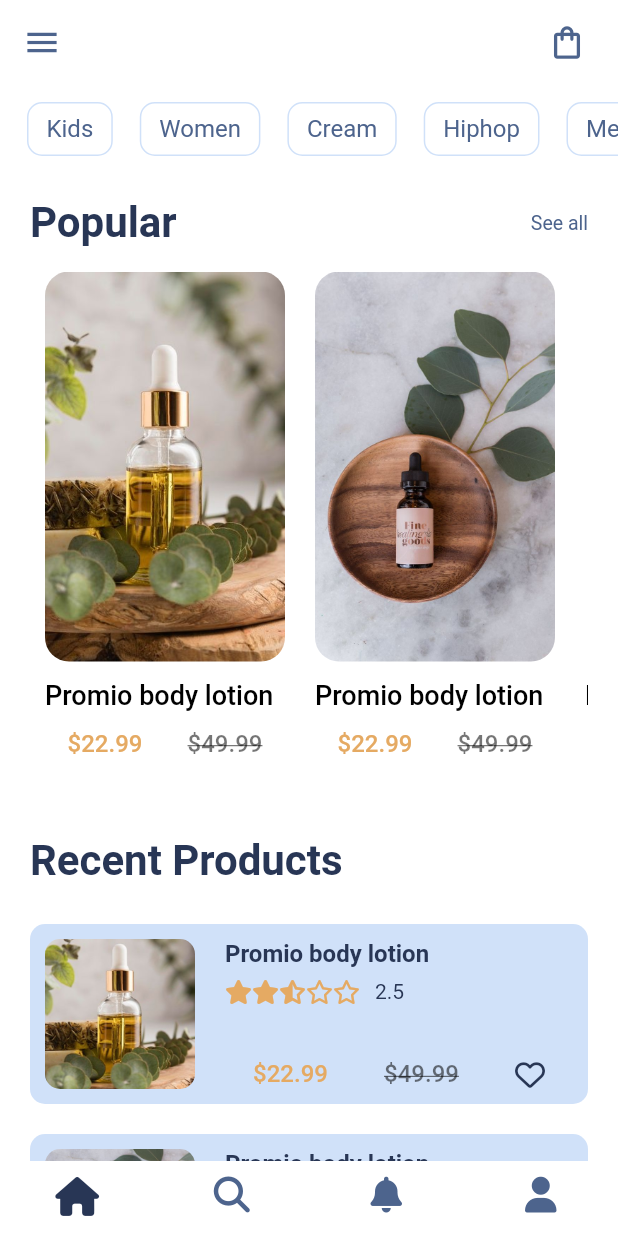
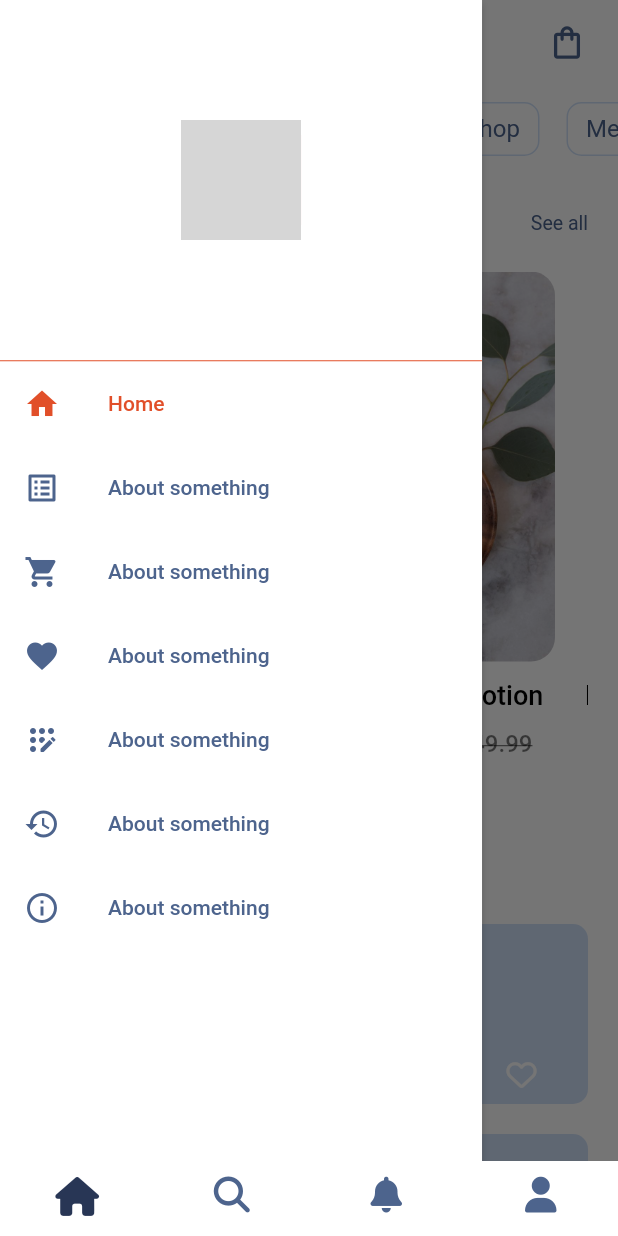
Before and after one commit to quyen1102/flutter_mobile_20_08, a Flutter app: the screen it shows after launch, with the side drawer open (before the commit the screen has no drawer), on a phone screen of 412 x 824 dp. Run offline on Flutter 3.47's test engine with Material 2 defaults, Android fonts, the phone set to English and light mode, and no system bars; our stand-ins replace font_awesome_flutter; grey boxes are pictures that could not be loaded.

Commit message:
add drawer app

```diff
--- a/lib/common/theme.dart
+++ b/lib/common/theme.dart
@@ -2,6 +2,7 @@ import 'dart:ui';
 
 Color primarySuperDarkColor = const Color(0xff1e1f26);
 Color primaryDarkColor = const Color(0xff283655);
-Color primaryColor = const Color(0xff4d648d );
-Color primaryLightColor = const Color(0xffd0e1f9 );
+Color primaryColor = const Color(0xff4d648d);
+Color primaryLightColor = const Color(0xffd0e1f9);
 Color primaryWhiteColor = const Color(0xffffffff);
+Color primaryOrangeColor = const Color(0xffe14f29);
--- /dev/null
+++ b/lib/features/Home/DrawerApp.dart
@@ -0,0 +1,114 @@
+import 'package:flutter/material.dart';
+import 'package:flutter/src/foundation/key.dart';
+import 'package:flutter/src/widgets/framework.dart';
+
+import '../../common/theme.dart';
+
+class DrawerApp extends StatefulWidget {
+  const DrawerApp({Key? key}) : super(key: key);
+
+  @override
+  State<DrawerApp> createState() => _DrawerAppState();
+}
+
+class _DrawerAppState extends State<DrawerApp> {
+  int _selectedDestination = 0;
+
+  @override
+  Widget build(BuildContext context) {
+    return Drawer(
+        backgroundColor: Colors.white,
+        elevation: 2,
+        width: MediaQuery.of(context).size.width * 0.78,
+        child: Column(
+          children: [
+            Container(
+                margin: const EdgeInsets.symmetric(vertical: 80),
+                width: 80,
+                height: 80,
+                decoration: BoxDecoration(
+                    color: Colors.red,
+                    borderRadius: BorderRadius.circular(10),
+                    image: const DecorationImage(
+                      fit: BoxFit.cover,
+                      image: AssetImage(
+                        "assets/images/logoQ.jpg",
+                      ),
+                    ))),
+            Divider(
+              height: 1,
+              color: primaryOrangeColor,
+            ),
+            ListTile(
+              iconColor: primaryColor,
+              textColor: primaryColor,
+              selectedColor: primaryOrangeColor,
+              leading: Icon(Icons.home),
+              title: Text('Home'),
+              selected: _selectedDestination == 0,
+              onTap: () => selectDestination(0),
+            ),
+            ListTile(
+              iconColor: primaryColor,
+              textColor: primaryColor,
+              selectedColor: primaryOrangeColor,
+              leading: Icon(Icons.list_alt),
+              title: Text('About something'),
+              selected: _selectedDestination == 1,
+              onTap: () => selectDestination(1),
+            ),
+            ListTile(
+              iconColor: primaryColor,
+              textColor: primaryColor,
+              selectedColor: primaryOrangeColor,
+              leading: Icon(Icons.shopping_cart),
+              title: Text('About something'),
+              selected: _selectedDestination == 2,
+              onTap: () => selectDestination(2),
+            ),
+            ListTile(
+              iconColor: primaryColor,
+              textColor: primaryColor,
+              selectedColor: primaryOrangeColor,
+              leading: Icon(Icons.favorite),
+              title: Text('About something'),
+              selected: _selectedDestination == 3,
+              onTap: () => selectDestination(3),
+            ),
+            ListTile(
+              iconColor: primaryColor,
+              textColor: primaryColor,
+              selectedColor: primaryOrangeColor,
+              leading: Icon(Icons.app_registration_rounded),
+              title: Text('About something'),
+              selected: _selectedDestination == 4,
+              onTap: () => selectDestination(4),
+            ),
+            ListTile(
+              iconColor: primaryColor,
+              textColor: primaryColor,
+              selectedColor: primaryOrangeColor,
+              leading: Icon(Icons.history),
+              title: Text('About something'),
+              selected: _selectedDestination == 5,
+              onTap: () => selectDestination(5),
+            ),
+            ListTile(
+              iconColor: primaryColor,
+              textColor: primaryColor,
+              selectedColor: primaryOrangeColor,
+              leading: Icon(Icons.info_outline),
+              title: Text('About something'),
+              selected: _selectedDestination == 6,
+              onTap: () => selectDestination(6),
+            ),
+          ],
+        ));
+  }
+
+  void selectDestination(int index) {
+    setState(() {
+      _selectedDestination = index;
+    });
+  }
+}
--- a/lib/features/Home/HomeScreen.dart
+++ b/lib/features/Home/HomeScreen.dart
@@ -4,6 +4,7 @@ import 'package:flutter_mobile_20_08/store/models/luxuryProduct.dart';
 import 'package:font_awesome_flutter/font_awesome_flutter.dart';
 
 import '../../store/data/products.dart';
+import 'DrawerApp.dart';
 
 class HomeScreen extends StatefulWidget {
   const HomeScreen({Key? key}) : super(key: key);
@@ -29,14 +30,13 @@ class _HomeScreenState extends State<HomeScreen> {
   ];
 
   final List<LuxuryProduct> luxuryProduct = listLuxuryPerfumeProduct;
-  FaIcon iconHeart =
-      FaIcon(FontAwesomeIcons.heart, size: 20, color: primaryDarkColor);
   @override
   Widget build(BuildContext context) {
     return Scaffold(
       appBar: AppBar(
         elevation: 0,
         backgroundColor: Colors.white,
+        iconTheme: IconThemeData(color: primaryColor),
         actions: [
           IconButton(
             padding: const EdgeInsets.only(right: 20.0),
@@ -45,10 +45,8 @@ class _HomeScreenState extends State<HomeScreen> {
             onPressed: null,
           )
         ],
-          leading: IconButton(
-            icon: Icon(Icons.menu, size: 26, color: primaryColor),
-            onPressed: null,
-          )),
+      ),
+      drawer: const DrawerApp(),
       body: Container(
         decoration: const BoxDecoration(
           color: Colors.white,
@@ -278,7 +276,7 @@ class _HomeScreenState extends State<HomeScreen> {
           ),
           Expanded(
             child: Container(
-              margin: const EdgeInsets.all(10),
+              margin: const EdgeInsets.only(top: 10, right: 4.0, left: 10),
               child: Column(
                 children: [
                   Container(
@@ -324,18 +322,22 @@ class _HomeScreenState extends State<HomeScreen> {
                         ),
                         InkWell(
                             onTap: () {
+                              print(luxuryProduct.isLiked);
                               setState(() {
-                              (iconHeart ==
-                                      FaIcon(FontAwesomeIcons.solidHeart,
-                                          size: 20, color: primaryDarkColor))
-                                  ? FaIcon(FontAwesomeIcons.heart,
-                                      size: 20, color: primaryDarkColor)
-                                  : FaIcon(FontAwesomeIcons.solidHeart,
-                                      size: 20, color: primaryDarkColor);
+                                (luxuryProduct.isLiked)
+                                    ? (luxuryProduct.isLiked = false)
+                                    : (luxuryProduct.isLiked = true);
                               });
                             },
-                          child: iconHeart,
-                        )
+                            child: Container(
+                              padding: const EdgeInsets.symmetric(
+                                  horizontal: 16, vertical: 10),
+                              child: (luxuryProduct.isLiked)
+                                  ? FaIcon(FontAwesomeIcons.solidHeart,
+                                      color: Colors.red[800], size: 20)
+                                  : FaIcon(FontAwesomeIcons.heart,
+                                      color: primaryWhiteColor, size: 20),
+                            ))
                       ],
                     ),
                   )
--- a/lib/store/data/products.dart
+++ b/lib/store/data/products.dart
@@ -16,6 +16,7 @@ List<LuxuryProduct> listLuxuryPerfumeProduct = [
     liquidVolume: 100,
     rateStar: 2.5,
     quantityPurchased: 2,
+    isLiked: false,
   ),
   LuxuryProduct(
     id: 2,
@@ -32,6 +33,7 @@ List<LuxuryProduct> listLuxuryPerfumeProduct = [
     liquidVolume: 100,
     rateStar: 3.5,
     quantityPurchased: 2,
+    isLiked: false,
   ),
   LuxuryProduct(
     id: 3,
@@ -48,6 +50,7 @@ List<LuxuryProduct> listLuxuryPerfumeProduct = [
     liquidVolume: 100,
     rateStar: 4.5,
     quantityPurchased: 2,
+    isLiked: false,
   ),
   LuxuryProduct(
     id: 5,
@@ -64,6 +67,7 @@ List<LuxuryProduct> listLuxuryPerfumeProduct = [
     liquidVolume: 100,
     rateStar: 1.3,
     quantityPurchased: 2,
+    isLiked: false,
   ),
   LuxuryProduct(
     id: 5,
@@ -80,6 +84,7 @@ List<LuxuryProduct> listLuxuryPerfumeProduct = [
     liquidVolume: 100,
     rateStar: 5,
     quantityPurchased: 2,
+    isLiked: false,
   ),
   LuxuryProduct(
     id: 6,
@@ -96,6 +101,7 @@ List<LuxuryProduct> listLuxuryPerfumeProduct = [
     liquidVolume: 100,
     rateStar: 4.5,
     quantityPurchased: 2,
+    isLiked: false,
   ),
   LuxuryProduct(
     id: 7,
@@ -112,6 +118,7 @@ List<LuxuryProduct> listLuxuryPerfumeProduct = [
     liquidVolume: 100,
     rateStar: 4.5,
     quantityPurchased: 2,
+    isLiked: false,
   ),
   LuxuryProduct(
     id: 8,
@@ -128,5 +135,6 @@ List<LuxuryProduct> listLuxuryPerfumeProduct = [
     liquidVolume: 100,
     rateStar: 4.5,
     quantityPurchased: 2,
+    isLiked: false,
   ),
 ];
--- a/lib/store/models/luxuryProduct.dart
+++ b/lib/store/models/luxuryProduct.dart
@@ -13,6 +13,7 @@ class LuxuryProduct {
   final int liquidVolume;
   final double rateStar;
   final int quantityPurchased;
+  late bool isLiked;
 
   LuxuryProduct({
     required this.id,
@@ -27,5 +28,6 @@ class LuxuryProduct {
     required this.liquidVolume,
     required this.rateStar,
     required this.quantityPurchased,
+    required this.isLiked,
   });
 }
```
Lines whose indentation alone changed are shown as unchanged.
